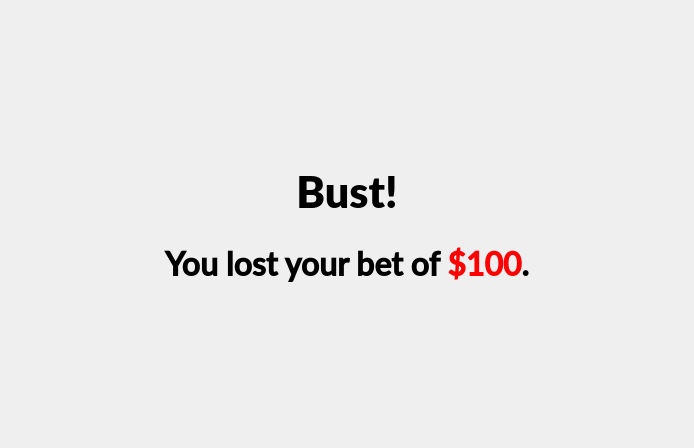
Before: the Qt Designer form gameendmessage.ui in Hitonoriol/qBlackJack, drawn with Qt 5.
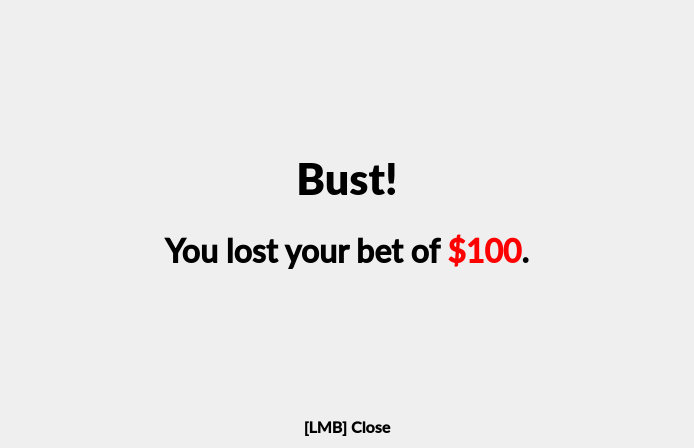
After: the same form once the commit is applied.

Commit message: Add "[LMB] Close" label at the bottom of the game end screen

```diff
--- a/gameendmessage.ui
+++ b/gameendmessage.ui
@@ -127,6 +127,26 @@
      </property>
     </spacer>
    </item>
+   <item>
+    <widget class="QLabel" name="label">
+     <property name="font">
+      <font>
+       <family>Lato Semibold</family>
+       <pointsize>12</pointsize>
+       <bold>true</bold>
+      </font>
+     </property>
+     <property name="text">
+      <string>[LMB] Close</string>
+     </property>
+     <property name="alignment">
+      <set>Qt::AlignCenter</set>
+     </property>
+     <property name="margin">
+      <number>10</number>
+     </property>
+    </widget>
+   </item>
   </layout>
  </widget>
  <resources/>
```
